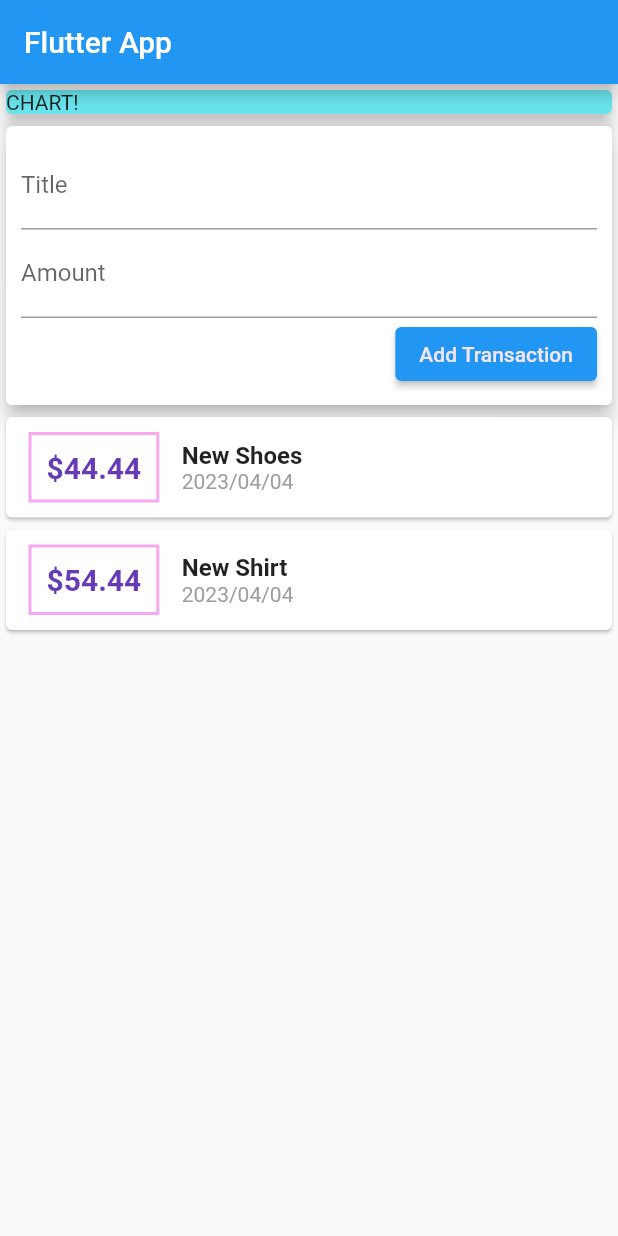
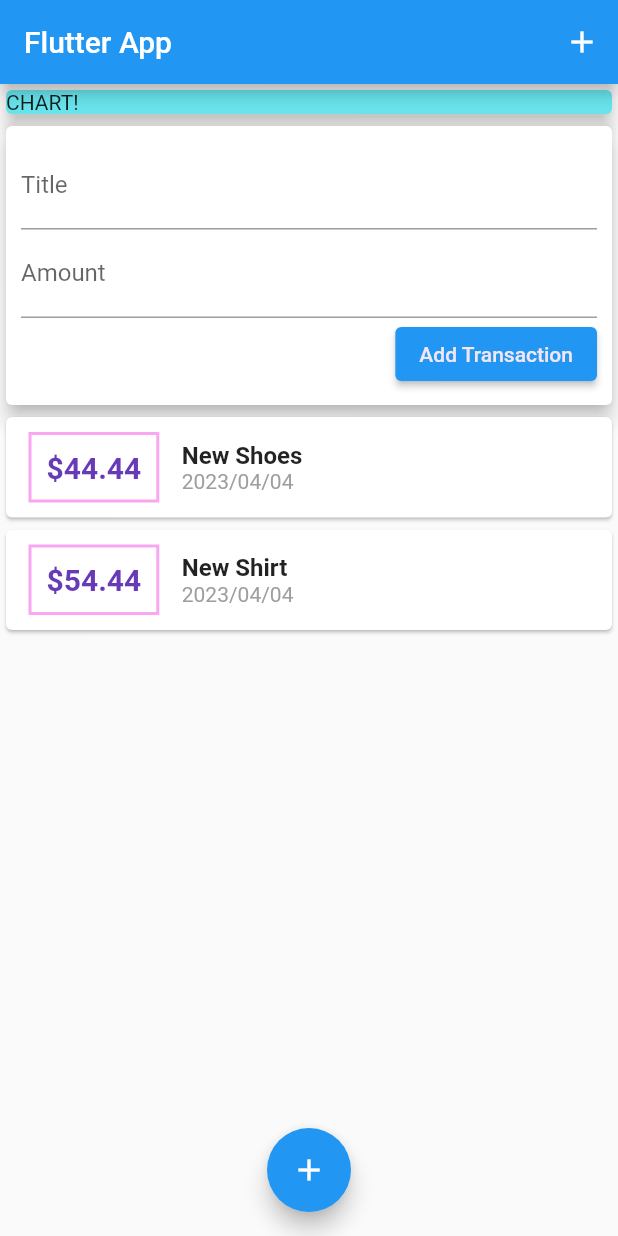
Before and after one commit to utsav1103/flutter-rental-app, a Flutter app: the screen it shows after launch, on a phone screen of 412 x 824 dp. Run offline on Flutter 3.47's test engine with Material 2 defaults, Android fonts, the phone set to English and light mode, and no system bars.

Commit message:
Adding appbar and floating action button

```diff
--- a/lib/main.dart
+++ b/lib/main.dart
@@ -28,6 +28,12 @@ class MyHomePage extends StatelessWidget {
     return Scaffold(
       appBar: AppBar(
         title: Text('Flutter App'),
+        actions: <Widget> [
+          IconButton(
+            icon: Icon(Icons.add),
+            onPressed: (){},
+          )
+        ],
       ),
       body:  SingleChildScrollView(
         child: Column(
@@ -46,7 +52,10 @@ class MyHomePage extends StatelessWidget {
             ],
           ),
       ),
-
+      floatingActionButtonLocation: FloatingActionButtonLocation.centerFloat,
+      floatingActionButton: FloatingActionButton(child: Icon(Icons.add),
+      onPressed: (){},
+      ),
     );
   }
 }
```
